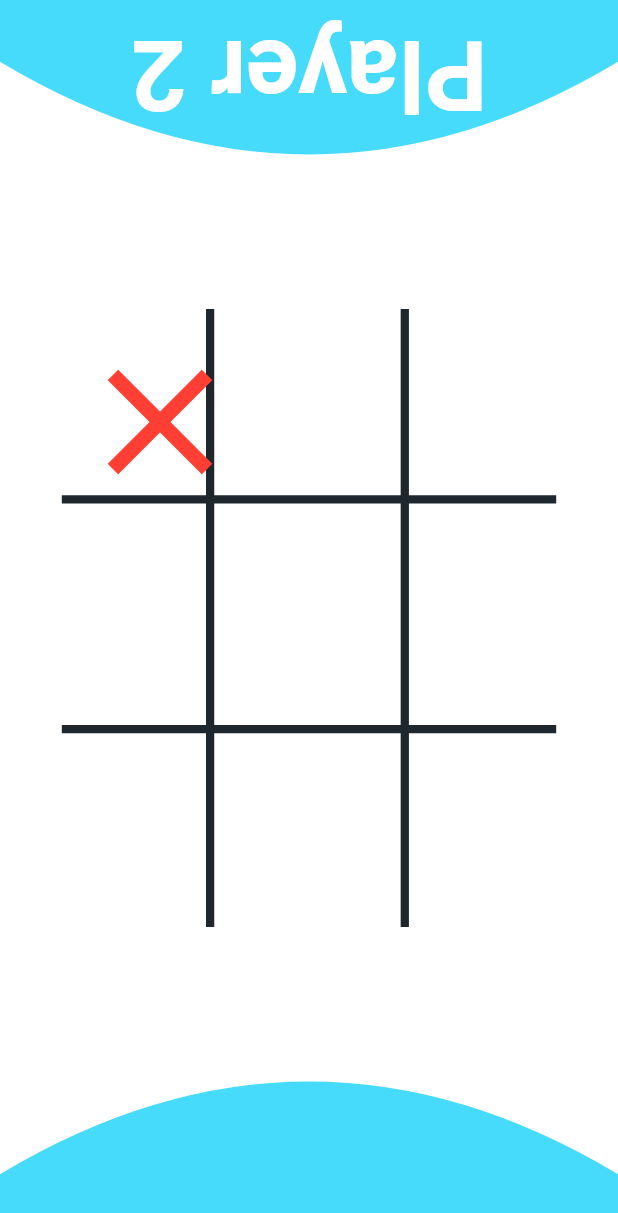
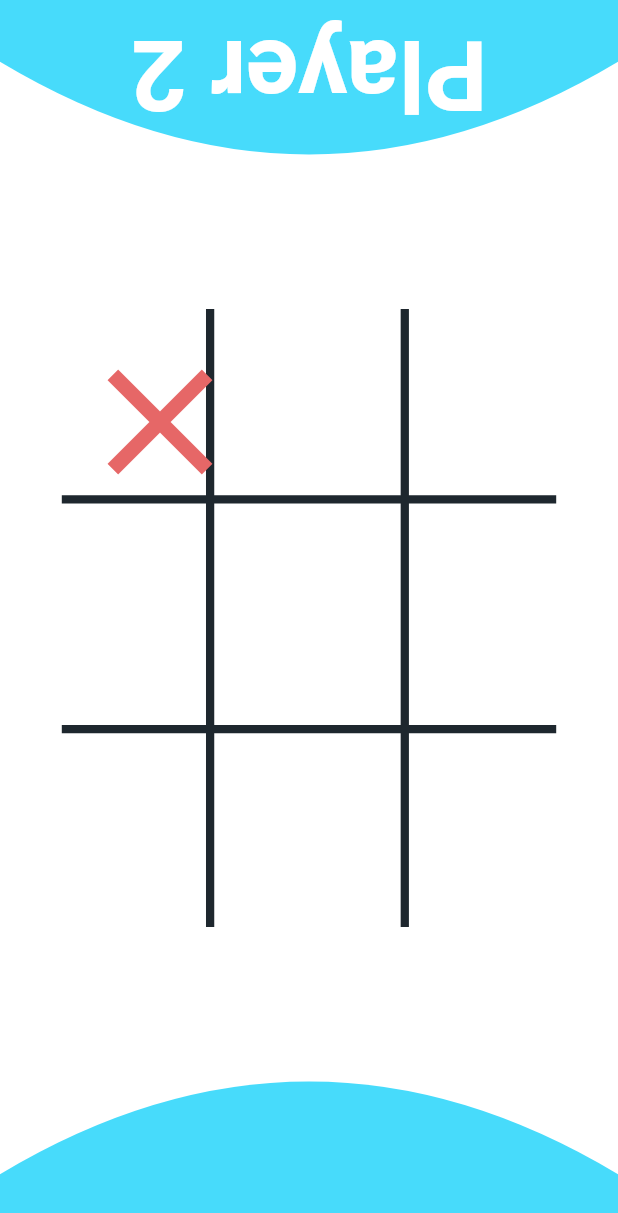
Before and after one commit to yanfalcao/JogoDaVelha, a Flutter app: the screen it shows after launch, after a tap on the "panorama fish eye" icon, on a phone screen of 412 x 824 dp. Shown: the top 1213 px of the screen. Run offline on Flutter 3.47's test engine with Material 2 defaults, Android fonts, the phone set to English and light mode, and no system bars.

```diff
--- a/jogo_da_velha/lib/RandomColor.dart
+++ /dev/null
@@ -1,51 +0,0 @@
-import 'dart:math';
-
-import 'package:flutter/material.dart';
-
-class RandomColor{
-  List<Color> colors = new List<Color>();
-
-  Color getColor(){
-    _initColor();
-    return colors.elementAt(new Random().nextInt(23));
-    //return Color.fromRGBO(_getRandow(), _getRandow(), _getRandow(), 100);
-  }
-
-  Color getTransparent(){
-    return new Color.fromRGBO(71, 219, 251, 0);
-  }
-
-  Color getEditTransparent(double visibility){
-    return new Color.fromRGBO(71, 219, 251, visibility);
-  }
-
-  int _getRandow(){
-    return new Random().nextInt(256);
-  }
-
-  void _initColor(){
-    colors.add(Color.fromRGBO(39, 174, 96, 100));
-    colors.add(Color.fromRGBO(41, 128, 185, 100));
-    colors.add(Color.fromRGBO(39, 174, 96, 100));
-    colors.add(Color.fromRGBO(211, 84, 0, 100));
-    colors.add(Color.fromRGBO(192, 57, 43, 100));
-    colors.add(Color.fromRGBO(22, 160, 133, 100));
-    colors.add(Color.fromRGBO(229, 80, 57, 100));
-    colors.add(Color.fromRGBO(235, 47, 6, 100));
-    colors.add(Color.fromRGBO(30, 55, 153, 100));
-    colors.add(Color.fromRGBO(10, 61, 98, 100));
-    colors.add(Color.fromRGBO(7, 153, 146, 100));
-    colors.add(Color.fromRGBO(183, 21, 64, 100));
-    colors.add(Color.fromRGBO(10, 61, 98, 100));
-    colors.add(Color.fromRGBO(60, 64, 198, 100));
-    colors.add(Color.fromRGBO(255, 63, 52, 100));
-    colors.add(Color.fromRGBO(0, 184, 148, 100));
-    colors.add(Color.fromRGBO(108, 92, 231, 100));
-    colors.add(Color.fromRGBO(232, 67, 147, 100));
-    colors.add(Color.fromRGBO(225, 112, 85, 100));
-    colors.add(Color.fromRGBO(162, 155, 254, 100));
-    colors.add(Color.fromRGBO(245, 205, 121, 100));
-    colors.add(Color.fromRGBO(230, 103, 103, 100));
-    colors.add(Color.fromRGBO(61, 193, 211, 100));
-  }
-}
--- a/jogo_da_velha/lib/ShapesGame.dart
+++ /dev/null
@@ -1,111 +0,0 @@
-
-import 'package:flutter/cupertino.dart';
-import 'package:flutter/material.dart';
-
-class ShapePlay extends CustomPainter {
-  double _fraction;
-
-  ShapePlay(this._fraction);
-
-  @override
-  void paint(Canvas canvas, Size size) {
-    //Player One
-    playerOne(canvas, size);
-    //Player Two
-    playerTwo(canvas, size);
-    //LineOneVertical
-    lineOneVertical(canvas, size);
-    //LineTwoVertical
-    lineTwoVertical(canvas, size);
-    //LineOneHorizontal
-    lineOneHorizontal(canvas, size);
-    //LineTwoHorizontal
-    lineTwoHorizontal(canvas, size);
-  }
-
-  @override
-  bool shouldRepaint(CustomPainter oldDelegate) {
-    return true;
-  }
-
-  void playerOne(Canvas canvas, Size size){
-    var paint = Paint();
-    paint.color = new Color.fromRGBO(71, 219, 251, 100);
-    paint.style = PaintingStyle.fill;
-
-    var path = Path();
-    path.moveTo(
-        0,
-        size.height * 0.05 * _fraction);
-    path.quadraticBezierTo(
-        size.width/2,
-        size.height/5 * _fraction,
-        size.width,
-        size.height*0.05 * _fraction);
-    path.lineTo(size.width, 0);
-    path.lineTo(0, 0);
-    path.close();
-
-    canvas.drawPath(path, paint);
-  }
-
-  void playerTwo(Canvas canvas, Size size){
-    var paint = Paint();
-    paint.color = new Color.fromRGBO(71, 219, 251, 100);
-    paint.style = PaintingStyle.fill;
-
-    var path = Path();
-    path.moveTo(
-        0,
-        size.height - size.height*0.05 * _fraction);
-    path.quadraticBezierTo(
-        size.width/2,
-        size.height - size.height*0.2 * _fraction,
-        size.width,
-        size.height - size.height*0.05 * _fraction);
-    path.lineTo(size.width, size.height);
-    path.lineTo(0, size.height);
-    path.close();
-
-    canvas.drawPath(path, paint);
-  }
-
-  void lineOneVertical(Canvas canvas, Size size){
-    canvas.drawLine(
-        Offset(size.width*0.34, size.height*0.25),
-        Offset(size.width*0.34,
-            size.height*0.75),
-        _paintLine());
-  }
-
-  void lineTwoVertical(Canvas canvas, Size size){
-    canvas.drawLine(
-        Offset(size.width*0.655, size.height*0.25),
-        Offset(size.width*0.655,
-            size.height*0.75),
-        _paintLine());
-  }
-
-  void lineOneHorizontal(Canvas canvas, Size size){
-    canvas.drawLine(
-        Offset(size.width*0.1, size.height*0.404),
-        Offset(size.width*0.9,
-            size.height*0.404),
-        _paintLine());
-  }
-
-  void lineTwoHorizontal(Canvas canvas, Size size){
-    canvas.drawLine(
-        Offset(size.width*0.1, size.height*0.59),
-        Offset(size.width*0.9,
-            size.height*0.59),
-        _paintLine());
-  }
-
-  Paint _paintLine(){
-    return Paint()
-      ..color = Color.fromRGBO(30, 39, 46, 100)
-      ..style = PaintingStyle.stroke
-      ..strokeWidth = 5.5;
-  }
-}
--- a/jogo_da_velha/lib/Win.dart
+++ b/jogo_da_velha/lib/Win.dart
@@ -72,7 +72,7 @@ class StatusAnimationXO{
       return CONTINUE;
 
     switch(xo){
-      case 11:
+      case 0:
         if(status == Winner.LINE_ONE_VERTICAL ||
             status == Winner.LINE_ONE_HORIZONTAL ||
             status == Winner.DIAGONAL)
@@ -80,14 +80,14 @@ class StatusAnimationXO{
         else
           return OPACITY;
         break;
-      case 12:
+      case 1:
         if(status == Winner.LINE_TWO_VERTICAL ||
             status == Winner.LINE_ONE_HORIZONTAL)
           return SIZE_OUT;
         else
           return OPACITY;
         break;
-      case 13:
+      case 2:
         if(status == Winner.LINE_THREE_VERTICAL ||
             status == Winner.LINE_ONE_HORIZONTAL ||
             status == Winner.ANTI_DIAGONAL)
@@ -95,14 +95,14 @@ class StatusAnimationXO{
         else
           return OPACITY;
         break;
-      case 21:
+      case 10:
         if(status == Winner.LINE_ONE_VERTICAL ||
             status == Winner.LINE_TWO_HORIZONTAL)
           return SIZE_OUT;
         else
           return OPACITY;
         break;
-      case 22:
+      case 11:
         if(status == Winner.LINE_TWO_VERTICAL ||
             status == Winner.LINE_TWO_HORIZONTAL ||
             status == Winner.DIAGONAL ||
@@ -111,14 +111,14 @@ class StatusAnimationXO{
         else
           return OPACITY;
         break;
-      case 23:
+      case 12:
         if(status == Winner.LINE_THREE_VERTICAL ||
             status == Winner.LINE_TWO_HORIZONTAL)
           return SIZE_OUT;
         else
           return OPACITY;
         break;
-      case 31:
+      case 20:
         if(status == Winner.LINE_ONE_VERTICAL ||
             status == Winner.LINE_THREE_HORIZONTAL ||
             status == Winner.ANTI_DIAGONAL)
@@ -126,14 +126,14 @@ class StatusAnimationXO{
         else
           return OPACITY;
         break;
-      case 32:
+      case 21:
         if(status == Winner.LINE_TWO_VERTICAL ||
             status == Winner.LINE_THREE_HORIZONTAL)
           return SIZE_OUT;
         else
           return OPACITY;
         break;
-      case 33:
+      case 22:
         if(status == Winner.LINE_THREE_VERTICAL ||
             status == Winner.LINE_THREE_HORIZONTAL ||
             status == Winner.DIAGONAL)
--- /dev/null
+++ b/jogo_da_velha/lib/color/ColorsApp.dart
@@ -0,0 +1,48 @@
+import 'dart:math';
+
+import 'package:flutter/material.dart';
+
+Color RandomColor(){
+  List<Color> colors = new List<Color>();
+
+  colors.add(Color.fromRGBO(0, 184, 148, 100));
+  colors.add(Color.fromRGBO(7, 153, 146, 100));
+  colors.add(Color.fromRGBO(10, 61, 98, 100));
+  colors.add(Color.fromRGBO(22, 160, 133, 100));
+  colors.add(Color.fromRGBO(30, 55, 153, 100));
+  colors.add(Color.fromRGBO(39, 174, 96, 100));
+  colors.add(Color.fromRGBO(41, 128, 185, 100));
+  colors.add(Color.fromRGBO(60, 64, 198, 100));
+  colors.add(Color.fromRGBO(61, 193, 211, 100));
+  colors.add(Color.fromRGBO(108, 92, 231, 100));
+  colors.add(Color.fromRGBO(162, 155, 254, 100));
+  colors.add(Color.fromRGBO(183, 21, 64, 100));
+  colors.add(Color.fromRGBO(192, 57, 43, 100));
+  colors.add(Color.fromRGBO(211, 84, 0, 100));
+  colors.add(Color.fromRGBO(225, 112, 85, 100));
+  colors.add(Color.fromRGBO(229, 80, 57, 100));
+  colors.add(Color.fromRGBO(230, 103, 103, 100));
+  colors.add(Color.fromRGBO(232, 67, 147, 100));
+  colors.add(Color.fromRGBO(235, 47, 6, 100));
+  colors.add(Color.fromRGBO(245, 205, 121, 100));
+  colors.add(Color.fromRGBO(255, 63, 52, 100));
+
+  //return Color.fromRGBO(new Random().nextInt(256), new Random().nextInt(256), new Random().nextInt(256), 100);
+  return colors.elementAt(new Random().nextInt(21));
+}
+
+Color EditTransparent(double visibility){
+  return new Color.fromRGBO(71, 219, 251, visibility);
+}
+
+Color Transparent(){
+  return new Color.fromRGBO(71, 219, 251, 0);
+}
+
+Color ColorLine(){
+  return new Color.fromRGBO(30, 39, 46, 100);
+}
+
+Color ColorPlayerShape(){
+  return new Color.fromRGBO(71, 219, 251, 100);
+}
--- a/jogo_da_velha/lib/main.dart
+++ b/jogo_da_velha/lib/main.dart
@@ -1,8 +1,8 @@
 import 'package:flutter/material.dart';
 import 'package:flutter/services.dart';
-import 'package:jogo_da_velha/players/Player.dart';
-import 'RandomColor.dart';
-import 'ShapesGame.dart';
+import 'package:jogo_da_velha/shape/PlayerText.dart';
+import 'package:jogo_da_velha/color/ColorsApp.dart';
+import 'package:jogo_da_velha/shape/ShapesGame.dart';
 import 'Win.dart';
 
 void main() => runApp(MyApp());
@@ -12,6 +12,10 @@ class MyApp extends StatelessWidget {
   @override
   Widget build(BuildContext context) {
     SystemChrome.setEnabledSystemUIOverlays([]);
+    SystemChrome.setPreferredOrientations([
+      DeviceOrientation.portraitUp,
+      DeviceOrientation.portraitDown,
+    ]);
     return MaterialApp(
       title: 'Flutter Demo',
       debugShowCheckedModeBanner: false,
@@ -21,8 +25,6 @@ class MyApp extends StatelessWidget {
 }
 
 class GameIteractiveState extends State<GameIteractive> with SingleTickerProviderStateMixin{
-  RandomColor randColor = RandomColor();
-
   bool playerTurn = true;
   String _statusGame = Winner.CONTINUE;
   Winner winner = Winner();
@@ -93,17 +95,58 @@ class GameIteractiveState extends State<GameIteractive> with SingleTickerProvide
           painter: ShapePlay(_fraction),
           child: Stack(
             children: <Widget>[
-              PlayerTwoText().paint(playerTurn),
-              PlayerOneText().paint(playerTurn, _fraction),
-              _XO1_1(matrix[0][0]),
-              _XO1_2(matrix[0][1]),
-              _XO1_3(matrix[0][2]),
-              _XO2_1(matrix[1][0]),
-              _XO2_2(matrix[1][1]),
-              _XO2_3(matrix[1][2]),
-              _XO3_1(matrix[2][0]),
-              _XO3_2(matrix[2][1]),
-              _XO3_3(matrix[2][2]),
+              PlayerTwoText(
+                  playerTurn
+              ),
+              PlayerOneText(
+                  playerTurn,
+                  _fraction
+              ),
+              _XO(
+                  Alignment(matrix[0][0] == 1 ? -0.72:-0.69, -0.38),
+                  0,
+                  0
+              ),  // XO 1 1
+              _XO(
+                  Alignment(0, -0.38),
+                  0,
+                  1
+              ), // XO 1 2
+              _XO(
+                  Alignment(matrix[0][2] == 1 ? 0.72:0.69, -0.38),
+                  0,
+                  2
+              ), // XO 1 3
+              _XO(
+                  Alignment(matrix[1][0] == 1 ? -0.72:-0.69, 0),
+                  1,
+                  0
+              ), // XO 2 1
+              _XO(
+                  Alignment(0, 0),
+                  1,
+                  1
+              ), // XO 2 2
+              _XO(
+                  Alignment(matrix[1][2] == 1 ? 0.72:0.69, 0),
+                  1,
+                  2
+              ),// XO 2 3
+              _XO(
+                  Alignment(matrix[2][0] == 1 ? -0.72:-0.69, 0.38),
+                  2,
+                  0
+              ),// XO 3 1
+              _XO(
+                  Alignment(0, 0.38),
+                  2,
+                  1
+              ),// XO 3 2
+              _XO(
+                  Alignment(matrix[2][2] == 1 ? 0.72:0.69, 0.38),
+                  2,
+                  2
+              ),// XO 3 3
             ],
           ),
         ),
@@ -115,13 +158,13 @@ class GameIteractiveState extends State<GameIteractive> with SingleTickerProvide
       if(playerTurn){
         if(matrix[x][y] == 0){
           matrix[x][y] = 1;
-          matrixColor[x][y] = randColor.getColor();
+          matrixColor[x][y] = RandomColor();
           playerTurn = false;
         }
       }else{
         if(matrix[x][y] == 0){
           matrix[x][y] = 2;
-          matrixColor[x][y] = randColor.getColor();
+          matrixColor[x][y] = RandomColor();
           playerTurn = true;
         }
       }
@@ -139,245 +182,32 @@ class GameIteractiveState extends State<GameIteractive> with SingleTickerProvide
 
       for (var j = 0; j < 3; j++) {
         matrix[i].add(0);
-        matrixColor[i].add(randColor.getTransparent());
+        matrixColor[i].add(Transparent());
       }
     }
   }
 
-  Widget _XO1_1(int state){
-    Icon icon = state == 1 ? Icon(Icons.close):Icon(Icons.panorama_fish_eye);
+  Widget _XO(Alignment alignment, int x, int y){
+    int state = matrix[x][y];
     double size = state == 1 ? 120:100;
-    double x = state == 1 ? -0.72:-0.69;
+    int position = int.parse(x.toString() + y.toString());
 
-    if(StatusAnimationXO.getStatus(_statusGame, 11) == StatusAnimationXO.OPACITY){
-      if(matrixColor[0][0].value != randColor.getTransparent().value)
-        matrixColor[0][0] = randColor.getEditTransparent(_fractionOpacity);
-    }else if(StatusAnimationXO.getStatus(_statusGame, 11) == StatusAnimationXO.SIZE_OUT){
+    if(StatusAnimationXO.getStatus(_statusGame, position) == StatusAnimationXO.OPACITY){
+      if(matrixColor[x][y].value != Transparent().value)
+        matrixColor[x][y] = EditTransparent(_fractionOpacity);
+    }else if(StatusAnimationXO.getStatus(_statusGame, position) == StatusAnimationXO.SIZE_OUT){
       size = state == 1 ? _fractionSize + 20 : _fractionSize;
     }
 
     return Align(
-      alignment: Alignment(x, -0.38),
+      alignment: alignment,
       child: IconButton(
-        icon: icon,
-        color: matrixColor[0][0],
+        icon: state == 1 ? Icon(Icons.close):Icon(Icons.panorama_fish_eye),
+        color: matrixColor[x][y],
         iconSize: size,
         onPressed: (){
           setState(() {
-            _toggleTurn(0, 0);
-          });
-        },
-      ),
-    );
-  }
-
-  Widget _XO1_2(int state){
-    Icon icon = state == 1 ? Icon(Icons.close):Icon(Icons.panorama_fish_eye);
-    double size = state == 1 ? 120:100;
-
-    if(StatusAnimationXO.getStatus(_statusGame, 12) == StatusAnimationXO.OPACITY){
-      if(matrixColor[0][1].value != randColor.getTransparent().value)
-        matrixColor[0][1] = randColor.getEditTransparent(_fractionOpacity);
-    }else if(StatusAnimationXO.getStatus(_statusGame, 12) == StatusAnimationXO.SIZE_OUT){
-      size = state == 1 ? _fractionSize + 20 : _fractionSize;
-    }
-
-    return Align(
-      alignment: Alignment(0, -0.38),
-      child: IconButton(
-        icon: icon,
-        color: matrixColor[0][1],
-        iconSize: size,
-        onPressed: (){
-          setState(() {
-            _toggleTurn(0, 1);
-          });
-        },
-      ),
-    );
-  }
-
-  Widget _XO1_3(int state){
-    Icon icon = state == 1 ? Icon(Icons.close):Icon(Icons.panorama_fish_eye);
-    double size = state == 1 ? 120:100;
-    double x = state == 1 ? 0.72:0.69;
-
-    if(StatusAnimationXO.getStatus(_statusGame, 13) == StatusAnimationXO.OPACITY){
-      if(matrixColor[0][2].value != randColor.getTransparent().value)
-        matrixColor[0][2] = randColor.getEditTransparent(_fractionOpacity);
-    }else if(StatusAnimationXO.getStatus(_statusGame, 13) == StatusAnimationXO.SIZE_OUT){
-      size = state == 1 ? _fractionSize + 20 : _fractionSize;
-    }
-
-    return Align(
-      alignment: Alignment(x, -0.38),
-      child: IconButton(
-        icon: icon,
-        color: matrixColor[0][2],
-        iconSize: size,
-        onPressed: (){
-          setState(() {
-            _toggleTurn(0, 2);
-          });
-        },
-      ),
-    );
-  }
-
-  Widget _XO2_1(int state){
-    Icon icon = state == 1 ? Icon(Icons.close):Icon(Icons.panorama_fish_eye);
-    double size = state == 1 ? 120:100;
-    double x = state == 1 ? -0.72:-0.69;
-
-    if(StatusAnimationXO.getStatus(_statusGame, 21) == StatusAnimationXO.OPACITY){
-      if(matrixColor[1][0].value != randColor.getTransparent().value)
-        matrixColor[1][0] = randColor.getEditTransparent(_fractionOpacity);
-    }else if(StatusAnimationXO.getStatus(_statusGame, 21) == StatusAnimationXO.SIZE_OUT){
-      size = state == 1 ? _fractionSize + 20 : _fractionSize;
-    }
-
-    return Align(
-      alignment: Alignment(x, 0),
-      child: IconButton(
-        icon: icon,
-        color: matrixColor[1][0],
-        iconSize: size,
-        onPressed: (){
-          setState(() {
-            _toggleTurn(1, 0);
-          });
-        },
-      ),
-    );
-  }
-
-  Widget _XO2_2(int state){
-    Icon icon = state == 1 ? Icon(Icons.close):Icon(Icons.panorama_fish_eye);
-    double size = state == 1 ? 120:100;
-
-    if(StatusAnimationXO.getStatus(_statusGame, 22) == StatusAnimationXO.OPACITY){
-      if(matrixColor[1][1].value != randColor.getTransparent().value)
-        matrixColor[1][1] = randColor.getEditTransparent(_fractionOpacity);
-    }else if(StatusAnimationXO.getStatus(_statusGame, 22) == StatusAnimationXO.SIZE_OUT){
-      size = state == 1 ? _fractionSize + 20 : _fractionSize;
-    }
-
-    return Align(
-      alignment: Alignment(0, 0),
-      child: IconButton(
-        icon: icon,
-        color: matrixColor[1][1],
-        iconSize: size,
-        onPressed: (){
-          setState(() {
-            _toggleTurn(1, 1);
-          });
-        },
-      ),
-    );
-  }
-
-  Widget _XO2_3(int state){
-    Icon icon = state == 1 ? Icon(Icons.close):Icon(Icons.panorama_fish_eye);
-    double size = state == 1 ? 120:100;
-    double x = state == 1 ? 0.72:0.69;
-
-    if(StatusAnimationXO.getStatus(_statusGame, 23) == StatusAnimationXO.OPACITY){
-      if(matrixColor[1][2].value != randColor.getTransparent().value)
-        matrixColor[1][2] = randColor.getEditTransparent(_fractionOpacity);
-    }else if(StatusAnimationXO.getStatus(_statusGame, 23) == StatusAnimationXO.SIZE_OUT){
-      size = state == 1 ? _fractionSize + 20 : _fractionSize;
-    }
-
-    return Align(
-      alignment: Alignment(x, 0),
-      child: IconButton(
-        icon: icon,
-        color: matrixColor[1][2],
-        iconSize: size,
-        onPressed: (){
-          setState(() {
-            _toggleTurn(1, 2);
-          });
-        },
-      ),
-    );
-  }
-
-  Widget _XO3_1(int state){
-    Icon icon = state == 1 ? Icon(Icons.close):Icon(Icons.panorama_fish_eye);
-    double size = state == 1 ? 120:100;
-    double x = state == 1 ? -0.72:-0.69;
-
-    if(StatusAnimationXO.getStatus(_statusGame, 31) == StatusAnimationXO.OPACITY){
-      if(matrixColor[2][0].value != randColor.getTransparent().value)
-        matrixColor[2][0] = randColor.getEditTransparent(_fractionOpacity);
-    }else if(StatusAnimationXO.getStatus(_statusGame, 31) == StatusAnimationXO.SIZE_OUT){
-      size = state == 1 ? _fractionSize + 20 : _fractionSize;
-    }
-
-    return Align(
-      alignment: Alignment(x, 0.38),
-      child: IconButton(
-        icon: icon,
-        color: matrixColor[2][0],
-        iconSize: size,
-        onPressed: (){
-          setState(() {
-            _toggleTurn(2, 0);
-          });
-        },
-      ),
-    );
-  }
-
-  Widget _XO3_2(int state){
-    Icon icon = state == 1 ? Icon(Icons.close):Icon(Icons.panorama_fish_eye);
-    double size = state == 1 ? 120:100;
-
-    if(StatusAnimationXO.getStatus(_statusGame, 32) == StatusAnimationXO.OPACITY){
-      if(matrixColor[2][1].value != randColor.getTransparent().value)
-        matrixColor[2][1] = randColor.getEditTransparent(_fractionOpacity);
-    }else if(StatusAnimationXO.getStatus(_statusGame, 32) == StatusAnimationXO.SIZE_OUT){
-      size = state == 1 ? _fractionSize + 20 : _fractionSize;
-    }
-
-    return Align(
-      alignment: Alignment(0, 0.38),
-      child: IconButton(
-        icon: icon,
-        color: matrixColor[2][1],
-        iconSize: size,
-        onPressed: (){
-          setState(() {
-            _toggleTurn(2, 1);
-          });
-        },
-      ),
-    );
-  }
-
-  Widget _XO3_3(int state){
-    Icon icon = state == 1 ? Icon(Icons.close):Icon(Icons.panorama_fish_eye);
-    double size = state == 1 ? 120:100;
-    double x = state == 1 ? 0.72:0.69;
-
-    if(StatusAnimationXO.getStatus(_statusGame, 33) == StatusAnimationXO.OPACITY){
-      if(matrixColor[2][2].value != randColor.getTransparent().value)
-        matrixColor[2][2] = randColor.getEditTransparent(_fractionOpacity);
-    }else if(StatusAnimationXO.getStatus(_statusGame, 33) == StatusAnimationXO.SIZE_OUT){
-      size = state == 1 ? _fractionSize + 20 : _fractionSize;
-    }
-
-    return Align(
-      alignment: Alignment(x, 0.38),
-      child: IconButton(
-        icon: icon,
-        color:  matrixColor[2][2],
-        iconSize: size,
-        onPressed: (){
-          setState(() {
-            _toggleTurn(2, 2);
+            _toggleTurn(x, y);
           });
         },
       ),
--- a/jogo_da_velha/lib/players/Player.dart
+++ /dev/null
@@ -1,39 +0,0 @@
-import 'package:flutter/cupertino.dart';
-import 'package:flutter/material.dart';
-
-import '../RandomColor.dart';
-
-class PlayerTwoText {
-  Widget paint(bool playerTurn){
-    return Align(
-      alignment: Alignment(0, -0.97),
-      child: Transform.rotate(
-        angle: - 3.1415927,
-        child: Text(
-          'Player 2',
-          style: TextStyle(
-            fontWeight: FontWeight.bold,
-            color: playerTurn ? RandomColor().getTransparent():Colors.white,
-            fontSize: 65,
-          ),
-        ),
-      ),
-    );
-  }
-}
-
-class PlayerOneText {
-  Widget paint(bool playerTurn, double _fraction){
-    return Align(
-      alignment: Alignment(0, 0.97),
-      child: Text(
-        'Player 1',
-        style: TextStyle(
-          fontWeight: FontWeight.bold,
-          color: playerTurn && _fraction == 1 ? Colors.white:RandomColor().getTransparent(),
-          fontSize: 65,
-        ),
-      ),
-    );
-  }
-}
--- /dev/null
+++ b/jogo_da_velha/lib/shape/PlayerText.dart
@@ -0,0 +1,35 @@
+import 'package:flutter/cupertino.dart';
+import 'package:flutter/material.dart';
+
+import 'package:jogo_da_velha/color/ColorsApp.dart';
+
+Widget PlayerTwoText(bool playerTurn){
+  return Align(
+    alignment: Alignment(0, -0.97),
+    child: Transform.rotate(
+      angle: - 3.1415927,
+      child: Text(
+        'Player 2',
+        style: TextStyle(
+          fontWeight: FontWeight.bold,
+          color: playerTurn ? Transparent():Colors.white,
+          fontSize: 65,
+        ),
+      ),
+    ),
+  );
+}
+
+Widget PlayerOneText(bool playerTurn, double _fraction){
+  return Align(
+    alignment: Alignment(0, 0.97),
+    child: Text(
+      'Player 1',
+      style: TextStyle(
+        fontWeight: FontWeight.bold,
+        color: playerTurn && _fraction == 1 ? Colors.white:Transparent(),
+        fontSize: 65,
+      ),
+    ),
+  );
+}
--- /dev/null
+++ b/jogo_da_velha/lib/shape/ShapesGame.dart
@@ -0,0 +1,87 @@
+
+import 'package:flutter/cupertino.dart';
+import 'package:flutter/material.dart';
+
+import 'package:jogo_da_velha/color/ColorsApp.dart';
+
+class ShapePlay extends CustomPainter {
+  double _fraction;
+
+  ShapePlay(this._fraction);
+
+  @override
+  void paint(Canvas canvas, Size size) {
+    //Player One
+    playerOne(canvas, size);
+    //Player Two
+    playerTwo(canvas, size);
+    //LineOneVertical
+    canvas.drawLine(
+        Offset(size.width*0.34, size.height*0.25),
+        Offset(size.width*0.34, size.height*0.75),
+        _paintLine());
+    //LineTwoVertical
+    canvas.drawLine(
+        Offset(size.width*0.655, size.height*0.25),
+        Offset(size.width*0.655, size.height*0.75),
+        _paintLine());
+    //LineOneHorizontal
+    canvas.drawLine(
+        Offset(size.width*0.1, size.height*0.404),
+        Offset(size.width*0.9, size.height*0.404),
+        _paintLine());
+    //LineTwoHorizontal
+    canvas.drawLine(
+        Offset(size.width*0.1, size.height*0.59),
+        Offset(size.width*0.9, size.height*0.59),
+        _paintLine());
+  }
+
+  @override
+  bool shouldRepaint(CustomPainter oldDelegate) {
+    return true;
+  }
+
+  void playerOne(Canvas canvas, Size size){
+    canvas.drawPath(
+        Path()
+        ..moveTo(0, size.height * 0.05 * _fraction)
+        ..quadraticBezierTo(
+            size.width/2,
+            size.height/5 * _fraction,
+            size.width,
+            size.height*0.05 * _fraction)
+        ..lineTo(size.width, 0)
+        ..lineTo(0, 0)
+        ..close(),
+        _paintPlayerShape());
+  }
+
+  void playerTwo(Canvas canvas, Size size){
+    canvas.drawPath(
+        Path()
+        ..moveTo(0, size.height - size.height*0.05 * _fraction)
+        ..quadraticBezierTo(
+            size.width/2,
+            size.height - size.height*0.2 * _fraction,
+            size.width,
+            size.height - size.height*0.05 * _fraction)
+        ..lineTo(size.width, size.height)
+        ..lineTo(0, size.height)
+        ..close(),
+        _paintPlayerShape());
+  }
+
+  Paint _paintLine(){
+    return Paint()
+      ..color = ColorLine()
+      ..style = PaintingStyle.stroke
+      ..strokeWidth = 5.5;
+  }
+
+  Paint _paintPlayerShape(){
+    return Paint()
+        ..color = ColorPlayerShape()
+        ..style = PaintingStyle.fill;
+  }
+}
```
Also changed, not shown: 1 other file.
